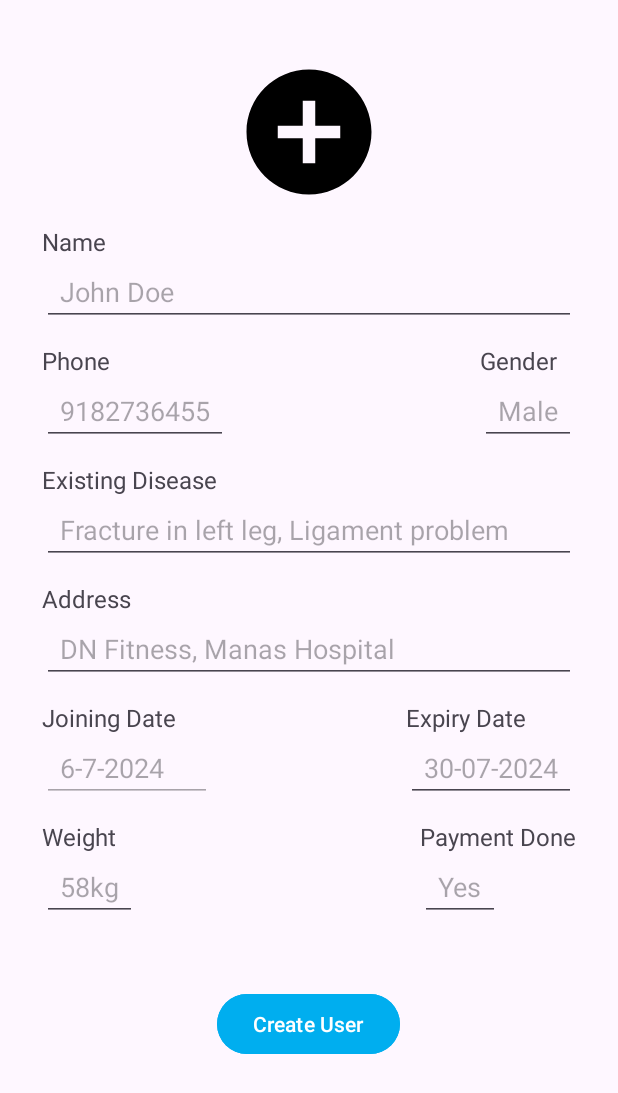
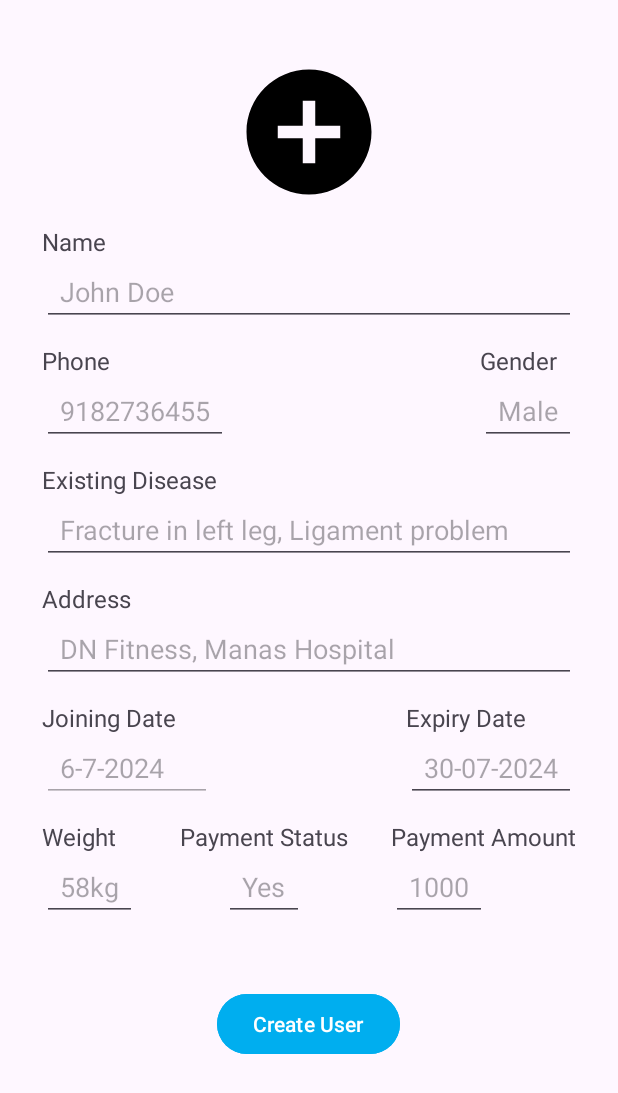
Before and after one commit to kokoite/Gym-reminder, an Android app: the UserFragment screen opened through its navigation route, on a phone screen of 412 x 824 dp. Shown: the top 1093 px of the screen. Run offline under Robolectric (Android 15) with nearby library versions, the phone set to English and light mode, and no system bars; our stand-ins replace CircleImageView, Room's generated code, navigation-ui.

Commit message:
added payment amount in db and handled ui state, added cardView

```diff
--- a/app/src/main/java/com/example/gymreminder/MainActivity.kt
+++ b/app/src/main/java/com/example/gymreminder/MainActivity.kt
@@ -42,7 +42,7 @@ class MainActivity : AppCompatActivity() {
 
     private fun Todo() {
         /*
-        * isActive, Payment Amount in DB
+        * validation
         *
         */
     }
--- a/app/src/main/java/com/example/gymreminder/UIState.kt
+++ b/app/src/main/java/com/example/gymreminder/UIState.kt
@@ -1,9 +1,9 @@
 package com.example.gymreminder
 
 sealed class UIState<out T> {
-    object Loading: UIState<Nothing>()
+    data object Loading: UIState<Nothing>()
     data class Success<T>(val result: T): UIState<T>()
-    data class Error(val messsage: String): UIState<Nothing>()
+    data class Error(val message: String): UIState<Nothing>()
 }
 
 enum class UserActions {
--- a/app/src/main/java/com/example/gymreminder/data/User.kt
+++ b/app/src/main/java/com/example/gymreminder/data/User.kt
@@ -16,7 +16,8 @@ data class User(
                 val address: String,
                 val existingProblems: String,
                 val paymentDone: Boolean,
-                val gender: String
+                val gender: String,
+                val amount: Int
 )
 
 
--- a/app/src/main/res/layout/fragment_home.xml
+++ b/app/src/main/res/layout/fragment_home.xml
@@ -24,7 +24,7 @@
         android:layout_width="match_parent"
         android:layout_height="0dp"
         android:id="@+id/usersList"
-        android:background="@color/cream"
+
         app:layout_constraintTop_toBottomOf="@id/searchField"
         app:layout_constraintLeft_toLeftOf="parent"
         app:layout_constraintRight_toRightOf="parent"
--- a/app/src/main/res/layout/fragment_user.xml
+++ b/app/src/main/res/layout/fragment_user.xml
@@ -11,6 +11,16 @@
         android:layout_height="match_parent"
         android:padding="8dp"
         >
+
+        <androidx.core.widget.ContentLoadingProgressBar
+            android:id="@+id/loader"
+            android:layout_width="40dp"
+            android:layout_height="40dp"
+            app:layout_constraintStart_toStartOf="parent"
+            app:layout_constraintEnd_toEndOf="parent"
+            app:layout_constraintTop_toTopOf="parent"
+            app:layout_constraintBottom_toBottomOf="parent"
+            />
 
     <de.hdodenhof.circleimageview.CircleImageView
         android:id="@+id/addPhoto"
@@ -279,9 +289,39 @@
             <TextView
                 android:layout_width="wrap_content"
                 android:layout_height="wrap_content"
-                android:text="Payment Done"
+                android:text="Payment Amount"
                 android:textSize="16sp"
 
+                />
+            <com.google.android.material.textfield.TextInputEditText
+                android:id="@+id/paymentAmount"
+                android:layout_width="wrap_content"
+                android:layout_height="wrap_content"
+                android:hint="1000"
+                android:inputType="number"
+                android:maxLength="5"
+                android:maxLines="1"
+                android:paddingHorizontal="12dp"
+                />
+        </LinearLayout>
+
+        <LinearLayout
+            android:id="@+id/paymentStatusLayout"
+            android:layout_width="wrap_content"
+            android:layout_height="wrap_content"
+            app:layout_constraintTop_toTopOf="@id/weightLayout"
+            app:layout_constraintEnd_toStartOf="@id/paymentLayout"
+            app:layout_constraintStart_toEndOf="@id/weightLayout"
+            android:orientation="vertical"
+            android:paddingHorizontal="20dp"
+            android:gravity="center"
+            >
+
+            <TextView
+                android:layout_width="wrap_content"
+                android:layout_height="wrap_content"
+                android:text="Payment Status"
+                android:textSize="16sp"
                 />
             <com.google.android.material.textfield.TextInputEditText
                 android:id="@+id/paymentStatus"
@@ -294,6 +334,7 @@
                 android:paddingHorizontal="12dp"
                 />
         </LinearLayout>
+
         <TextView
             android:id="@+id/errorText"
             android:layout_width="match_parent"
```
Also changed, not shown: app/src/main/java/com/example/gymreminder/UserViewModel.kt (+27 -0 lines), app/src/main/java/com/example/gymreminder/ui/UserFragment.kt (+83 -28 lines), app/src/main/java/com/example/gymreminder/utility/Utility.kt (+16 -0 lines), app/src/main/res/drawable/user_summary_background.xml (added, +11 -0 lines), app/src/main/res/layout/user_summary.xml (+10 -2 lines).
